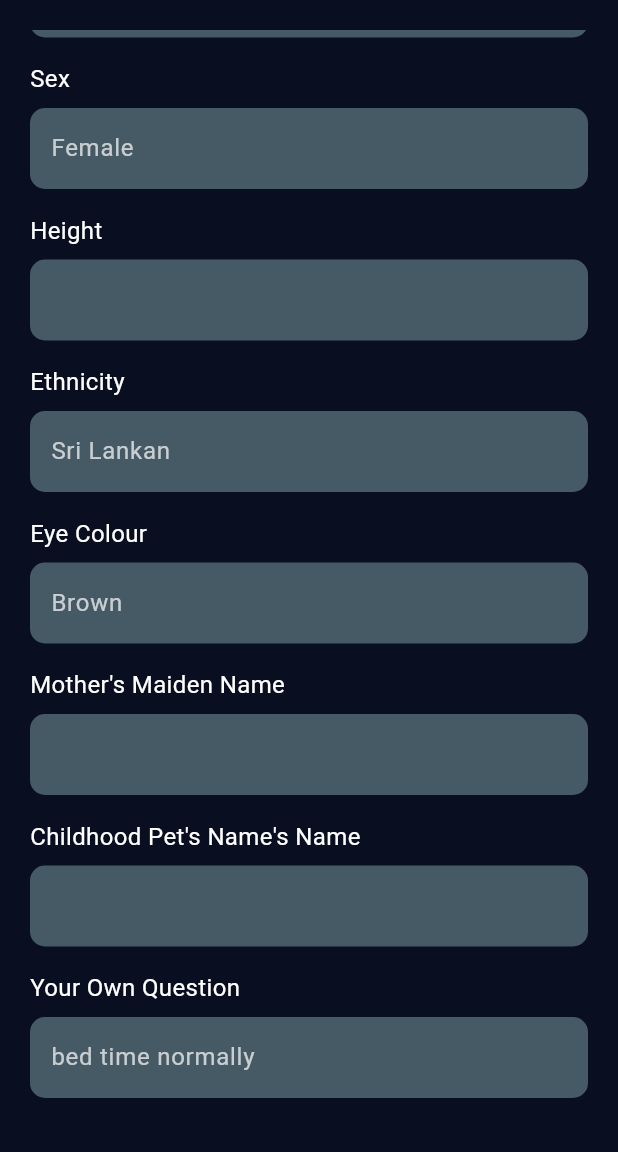
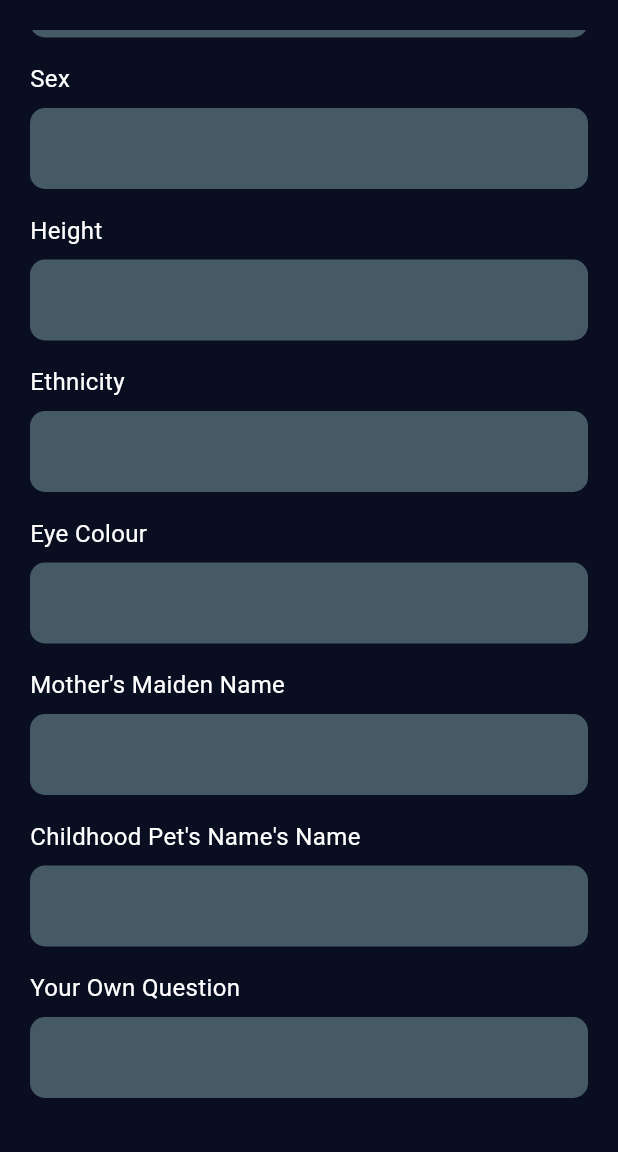
Before and after one commit to SakunikaMuthuni/Biomark-, a Flutter app: the LoginView screen opened directly, scrolled down 576 dp, on a phone screen of 412 x 824 dp, the part 84-1236 px from its top. Run offline on Flutter 3.47's test engine with Material 3 defaults, Android fonts, the phone set to English and light mode, and no system bars; our stand-ins replace fluttertoast, shared_preferences, sqflite; accounts and stored records are empty.

Commit message:
miner changes for second time

```diff
--- a/lib/screens/LoginView.dart
+++ b/lib/screens/LoginView.dart
@@ -114,72 +114,27 @@ class _LoginViewState extends State<LoginView> {
               ),
             ),
             SizedBox(height: 20),
-            //  buildTextField("Full Name", _conFullName),
-            // buildTextField("Date of Birth", _conDOB),
-            // buildTextField("Time of Birth", _conTOB),
-            // buildTextField("Location of Birth", _conLOB),
-            // buildTextField("Blood Group", _conBloodGroup),
-            // buildTextField("Sex", _conGender),
-            // buildTextField("Height", _conHeight),
-            // buildTextField("Ethnicity", _conEthnicity),
-            // buildTextField("Eye Colour", _conEyeColour),
-            // buildTextField("Mother's Maiden Name", _conMotherMaidenName),
-            // buildTextField("Childhood Pet's Name's Name", _conChildhoodPetName),
-            // buildTextField("Your Own Question", _conOwnQuestion),
-            // buildTextField("Answer for your Own Question", _conAnswerForOwnQuestion),
+             buildTextField("Full Name", _conFullName),
+            buildTextField("Date of Birth", _conDOB),
+            buildTextField("Time of Birth", _conTOB),
+            buildTextField("Location of Birth", _conLOB),
+            buildTextField("Blood Group", _conBloodGroup),
+            buildTextField("Sex", _conGender),
+            buildTextField("Height", _conHeight),
+            buildTextField("Ethnicity", _conEthnicity),
+            buildTextField("Eye Colour", _conEyeColour),
+            buildTextField("Mother's Maiden Name", _conMotherMaidenName),
+            buildTextField("Childhood Pet's Name's Name", _conChildhoodPetName),
+            buildTextField("Your Own Question", _conOwnQuestion),
+            buildTextField("Answer for your Own Question", _conAnswerForOwnQuestion),
 
-            buildTextField("Full Name", "Jayathma Perera"),
-            buildTextField("Date of Birth", ""),
-            buildTextField("Time of Birth", ""),
-            buildTextField("Location of Birth", ""),
-            buildTextField("Blood Group", ""),
-            buildTextField("Sex", "Female"),
-            buildTextField("Height", ""),
-            buildTextField("Ethnicity", "Sri Lankan"),
-            buildTextField("Eye Colour", "Brown"),
-            buildTextField("Mother's Maiden Name", ""),
-            buildTextField("Childhood Pet's Name's Name", ""),
-            buildTextField("Your Own Question", "bed time normally"),
-            buildTextField("Answer for your Own Question", "12.30pm"),
           ],
         ),
       ),
     );
   }
 
-  // Widget buildTextField(String labelText, TextEditingController controller) {
-  //   return Padding(
-  //     padding: const EdgeInsets.only(bottom: 16.0),
-  //     child: Column(
-  //       crossAxisAlignment: CrossAxisAlignment.start,
-  //       children: [
-  //         Text(
-  //           labelText,
-  //           style: const TextStyle(color: Colors.white, fontSize: 16),
-  //         ),
-  //         const SizedBox(height: 8),
-  //         TextFormField(
-  //           controller: controller,
-  //           enabled: false,
-  //           style: const TextStyle(color: Colors.white),
-  //           decoration: InputDecoration(
-  //             filled: true,
-  //             fillColor: Colors.blueGrey[700],
-  //             contentPadding: const EdgeInsets.symmetric(vertical: 15, horizontal: 10),
-  //             border: OutlineInputBorder(
-  //               borderRadius: BorderRadius.circular(10),
-  //               borderSide: BorderSide.none,
-  //             ),
-  //             hintText: controller.text.isEmpty ? null : controller.text,
-  //             hintStyle: const TextStyle(color: Colors.white70),
-  //           ),
-  //         ),
-  //       ],
-  //     ),
-  //   );
-  // }
-
-  Widget buildTextField(String labelText, String Placeholder) {
+  Widget buildTextField(String labelText, TextEditingController controller) {
     return Padding(
       padding: const EdgeInsets.only(bottom: 16.0),
       child: Column(
@@ -191,6 +146,7 @@ class _LoginViewState extends State<LoginView> {
           ),
           const SizedBox(height: 8),
           TextFormField(
+            controller: controller,
             enabled: false,
             style: const TextStyle(color: Colors.white),
             decoration: InputDecoration(
@@ -201,7 +157,7 @@ class _LoginViewState extends State<LoginView> {
                 borderRadius: BorderRadius.circular(10),
                 borderSide: BorderSide.none,
               ),
-                hintText: Placeholder,
+              hintText: controller.text.isEmpty ? null : controller.text,
               hintStyle: const TextStyle(color: Colors.white70),
             ),
           ),
@@ -209,4 +165,5 @@ class _LoginViewState extends State<LoginView> {
       ),
     );
   }
+
 }
```
Lines whose indentation alone changed are shown as unchanged.
